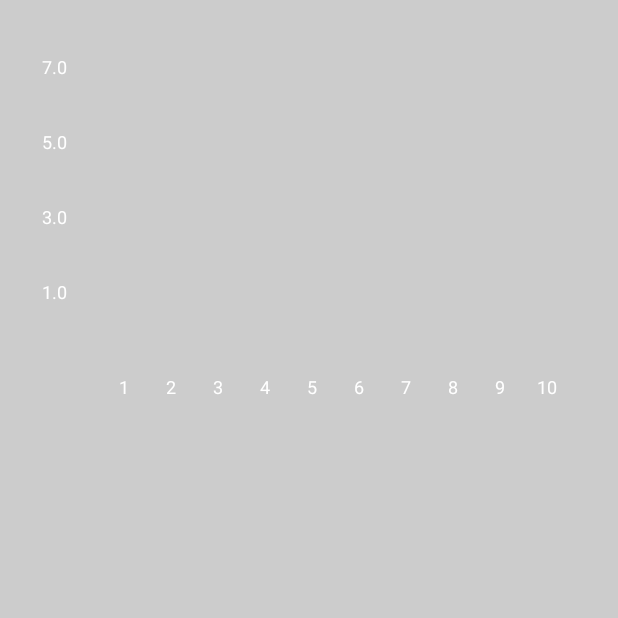
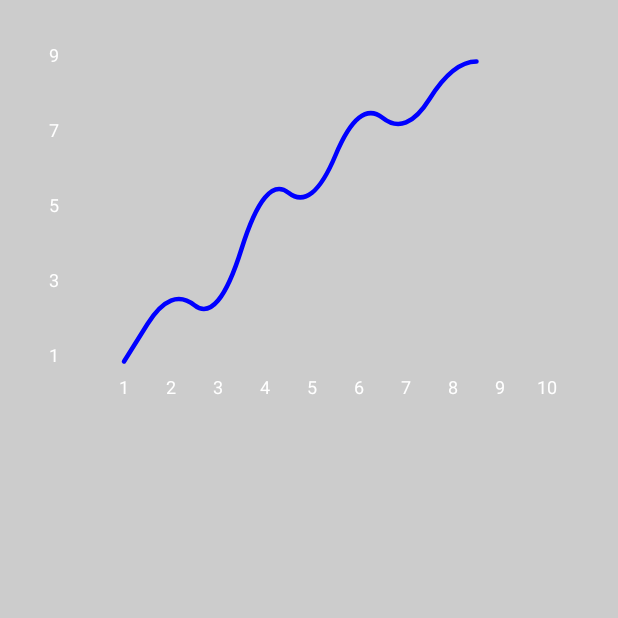
Before and after one commit to beslimir/SimpleGraph, an Android app built with Jetpack Compose: the screen it shows after launch (MainActivity), on a phone screen of 412 x 824 dp, the top half of it. Before the commit the part shown is almost empty. Run offline under Robolectric (Android 15) with nearby library versions, the phone set to English and light mode, and no system bars.

Commit message:
add graph stroke (quadratic bezier)

```diff
--- a/app/src/main/java/com/example/simplegraph/MainActivity.kt
+++ b/app/src/main/java/com/example/simplegraph/MainActivity.kt
@@ -31,7 +31,7 @@ class MainActivity : ComponentActivity() {
                         .fillMaxWidth()
                         .height(250.dp)
                         .align(CenterHorizontally),
-                    range = listOf(1, 2, 3, 4, 5, 6, 7, 8, 9, 10)
+                    range = listOf(1, 3, 2, 6, 5, 8, 7, 9)
                 )
             }
         }
--- a/app/src/main/java/com/example/simplegraph/SimpleGraph.kt
+++ b/app/src/main/java/com/example/simplegraph/SimpleGraph.kt
@@ -6,8 +6,13 @@ import androidx.compose.ui.Modifier
 import android.graphics.Paint
 import android.util.Log
 import androidx.compose.foundation.Canvas
+import androidx.compose.ui.graphics.Color
+import androidx.compose.ui.graphics.Path
+import androidx.compose.ui.graphics.StrokeCap
+import androidx.compose.ui.graphics.drawscope.Stroke
 import androidx.compose.ui.graphics.nativeCanvas
 import androidx.compose.ui.platform.LocalDensity
+import androidx.compose.ui.unit.dp
 import androidx.compose.ui.unit.sp
 
 @Composable
@@ -32,9 +37,11 @@ fun SimpleGraph(
     }
 
     Canvas(modifier = modifier) {
-        val perHour = (size.width - spacing) / range.size
-        (range.indices).forEach { i ->
-            val currentValue = range[i]
+        //horizontal
+        val horizontalLine = listOf(1, 2, 3, 4, 5, 6, 7, 8, 9, 10)
+        val perHour = (size.width - spacing) / horizontalLine.size
+        (horizontalLine.indices).forEach { i ->
+            val currentValue = horizontalLine[i]
             drawContext.canvas.nativeCanvas.apply {
                 drawText(
                     currentValue.toString(),
@@ -49,13 +56,14 @@ fun SimpleGraph(
             }
         }
 
-        val priceStep = (upperValue - lowerValue) / 5f
-        (0..4).forEach { i ->
+        //vertical
+        val priceStep = 2
+        (1..10 step 2).forEach { i ->
             drawContext.canvas.nativeCanvas.apply {
                 drawText(
-                    (lowerValue + priceStep * i).toString(),
+                    i.toString(),
                     30f,
-                    size.height - spacing - i * size.height / 5f,
+                    size.height - i * size.height / 10,
                     textPaint
                 )
                 Log.d("myGraph", "value:${(lowerValue + priceStep * i)}" +
@@ -64,6 +72,40 @@ fun SimpleGraph(
                 )
             }
         }
+
+        val strokePath = Path().apply {
+            val height = size.height
+            for (i in range.indices) {
+                val currValue = range[i]
+                val nextValue = range.getOrNull(i + 1) ?: range.last()
+
+                val x1 = spacing + i * perHour
+                val y1 = height - currValue * (height / 10)
+                val x2 = spacing + (i + 1) * perHour
+                val y2 = height - nextValue * (height / 10)
+
+                if (i == 0) {
+                    moveTo(x1, y1)
+                }
+                val lastX = (x1 + x2) / 2f
+                val lastY = (y1 + y2) / 2f
+//                quadraticBezierTo(x1, y1, x2, y2)
+                quadraticBezierTo(
+                    x1, y1, lastX, lastY
+                )
+
+                Log.d("points", "x1: $x1 y1: $y1")
+            }
+        }
+
+        drawPath(
+            path = strokePath,
+            color = Color.Blue,
+            style = Stroke(
+                width = 3.dp.toPx(),
+                cap = StrokeCap.Round
+            )
+        )
     }
 
 }
```
